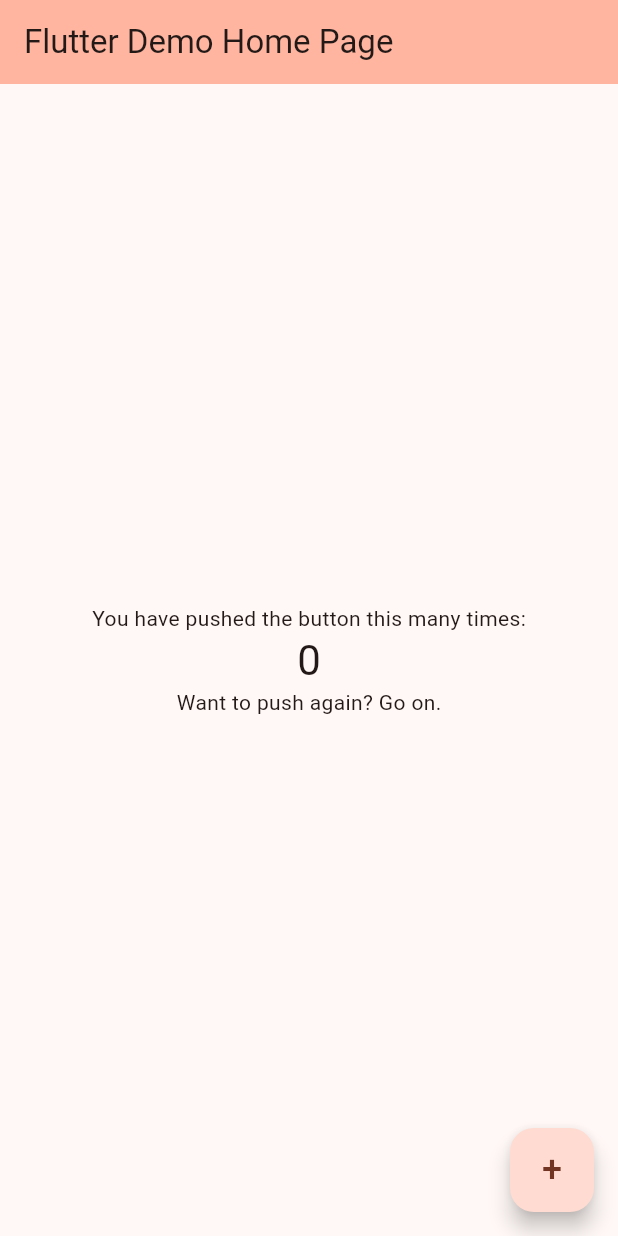
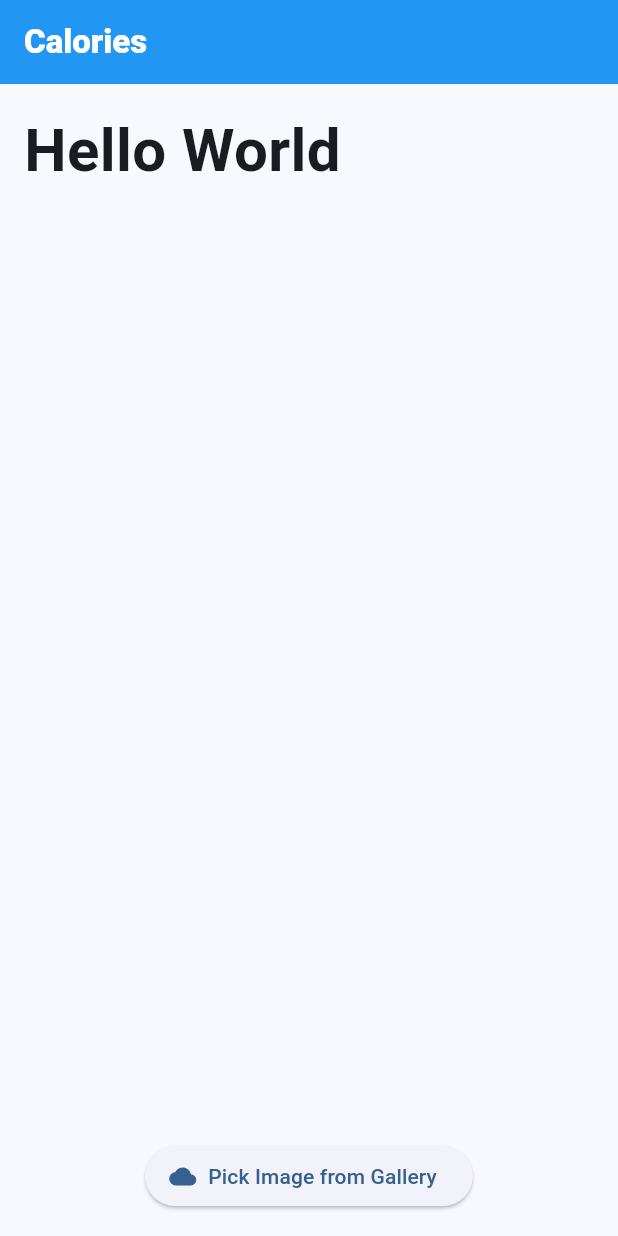
Before and after one commit to Atharva0418/Calories, a Flutter app: the screen it shows after launch, on a phone screen of 412 x 824 dp. Run offline on Flutter 3.47's test engine with Material 3 defaults, Android fonts, the phone set to English and light mode, and no system bars; our stand-ins replace image_picker.

Commit message:
Added a homescreen which displays Hello World and an Image picker which displays an image selected from gallery.

```diff
--- a/lib/main.dart
+++ b/lib/main.dart
@@ -1,92 +1,19 @@
 import 'package:flutter/material.dart';
+import 'screens/home_screen.dart';
 
 void main() {
-  runApp(const MyApp());
+  runApp(MyApp());
 }
 
 class MyApp extends StatelessWidget {
   const MyApp({super.key});
 
-  // This widget is the root of your application.
   @override
   Widget build(BuildContext context) {
     return MaterialApp(
-      title: 'Flutter Demo',
-      theme: ThemeData(
-        colorScheme: ColorScheme.fromSeed(seedColor: Colors.deepOrange),
-      ),
-      home: const MyHomePage(title: 'Flutter Demo Home Page'),
+      title: 'Calories',
+      theme: ThemeData(useMaterial3: true, colorSchemeSeed: Colors.blue),
+      home: HomeScreen(),
     );
   }
 }
-
-class MyHomePage extends StatefulWidget {
-  const MyHomePage({super.key, required this.title});
-
-  // This widget is the home page of your application. It is stateful, meaning
-  // that it has a State object (defined below) that contains fields that affect
-  // how it looks.
-
-  // This class is the configuration for the state. It holds the values (in this
-  // case the title) provided by the parent (in this case the App widget) and
-  // used by the build method of the State. Fields in a Widget subclass are
-  // always marked "final".
-
-  final String title;
-
-  @override
-  State<MyHomePage> createState() => _MyHomePageState();
-}
-
-class _MyHomePageState extends State<MyHomePage> {
-  int _counter = 0;
-
-  void _incrementCounter() {
-    setState(() {
-      // This call to setState tells the Flutter framework that something has
-      // changed in this State, which causes it to rerun the build method below
-      // so that the display can reflect the updated values. If we changed
-      // _counter without calling setState(), then the build method would not be
-      // called again, and so nothing would appear to happen.
-      _counter = _counter + 2;
-    });
-  }
-
-  @override
-  Widget build(BuildContext context) {
-    // This method is rerun every time setState is called, for instance as done
-    // by the _incrementCounter method above.
-    //
-    // The Flutter framework has been optimized to make rerunning build methods
-    // fast, so that you can just rebuild anything that needs updating rather
-    // than having to individually change instances of widgets.
-    return Scaffold(
-      appBar: AppBar(
-        backgroundColor: Theme.of(context).colorScheme.inversePrimary,
-        // Here we take the value from the MyHomePage object that was created by
-        // the App.build method, and use it to set our appbar title.
-        title: Text(widget.title),
-      ),
-      body: Center(
-        child: Column(
-          mainAxisAlignment: MainAxisAlignment.center,
-          children: <Widget>[
-            const Text('You have pushed the button this many times:'),
-            Text(
-              '$_counter',
-              style: Theme.of(context).textTheme.headlineMedium,
-            ),
-            Text(
-              'Want to push again? Go on.'
-            ),
-          ],
-        ),
-      ),
-      floatingActionButton: FloatingActionButton(
-        onPressed: _incrementCounter,
-        tooltip: 'Increment',
-        child: Text("+", style: TextStyle(fontSize: 24)),
-      ), // This trailing comma makes auto-formatting nicer for build methods.
-    );
-  }
-}
--- /dev/null
+++ b/lib/screens/home_screen.dart
@@ -0,0 +1,71 @@
+import 'dart:io';
+
+import 'package:flutter/material.dart';
+import 'package:image_picker/image_picker.dart';
+
+class HomeScreen extends StatefulWidget {
+  const HomeScreen({super.key});
+
+  @override
+  State<HomeScreen> createState() => _HomeScreenState();
+}
+
+class _HomeScreenState extends State<HomeScreen> {
+  File? _imageFile;
+
+  Future<void> _pickImage() async {
+    final picker = ImagePicker();
+    final pickedFile = await picker.pickImage(source: ImageSource.gallery);
+
+    if (pickedFile != null) {
+      setState(() {
+        _imageFile = File(pickedFile.path);
+      });
+    }
+  }
+
+  @override
+  Widget build(BuildContext context) {
+    return Scaffold(
+      appBar: AppBar(
+        title: Text(
+          'Calories',
+          style: TextStyle(color: Colors.white, fontWeight: FontWeight.w800),
+        ),
+        backgroundColor: Colors.blue,
+      ),
+      body: Padding(
+        padding: const EdgeInsets.all(16.0),
+        child: Column(
+          crossAxisAlignment: CrossAxisAlignment.start,
+          children: [
+            Text(
+              'Hello World',
+              style: TextStyle(fontWeight: FontWeight.bold, fontSize: 40),
+            ),
+            const SizedBox(height: 100),
+            Center(
+              child:
+                  _imageFile != null
+                      ? Image.file(_imageFile!, height: 470)
+                      : SizedBox.shrink(),
+            ),
+            Spacer(),
+            Align(
+              alignment: Alignment.bottomCenter,
+              child: Column(
+                children: [
+                  ElevatedButton.icon(
+                    onPressed: _pickImage,
+                    icon: Icon(Icons.cloud),
+                    label: Text('Pick Image from Gallery'),
+                  ),
+                ],
+              ),
+            ),
+          ],
+        ),
+      ),
+    );
+  }
+}
--- a/pubspec.yaml
+++ b/pubspec.yaml
@@ -34,6 +34,8 @@ dependencies:
   # The following adds the Cupertino Icons font to your application.
   # Use with the CupertinoIcons class for iOS style icons.
   cupertino_icons: ^1.0.8
+  image_picker: ^1.0.4
+
 
 dev_dependencies:
   flutter_test:
@@ -45,6 +47,7 @@ dev_dependencies:
   # package. See that file for information about deactivating specific lint
   # rules and activating additional ones.
   flutter_lints: ^5.0.0
+
 
 # For information on the generic Dart part of this file, see the
 # following page: https://dart.dev/tools/pub/pubspec
```
Also changed, not shown: pubspec.lock, 1 other file.
